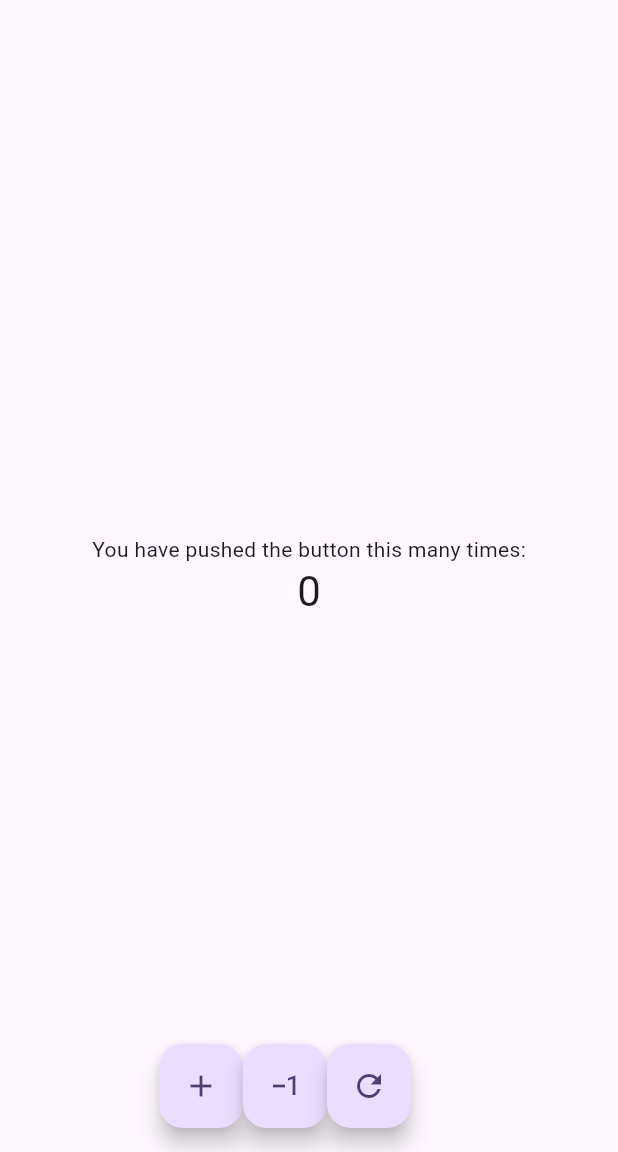
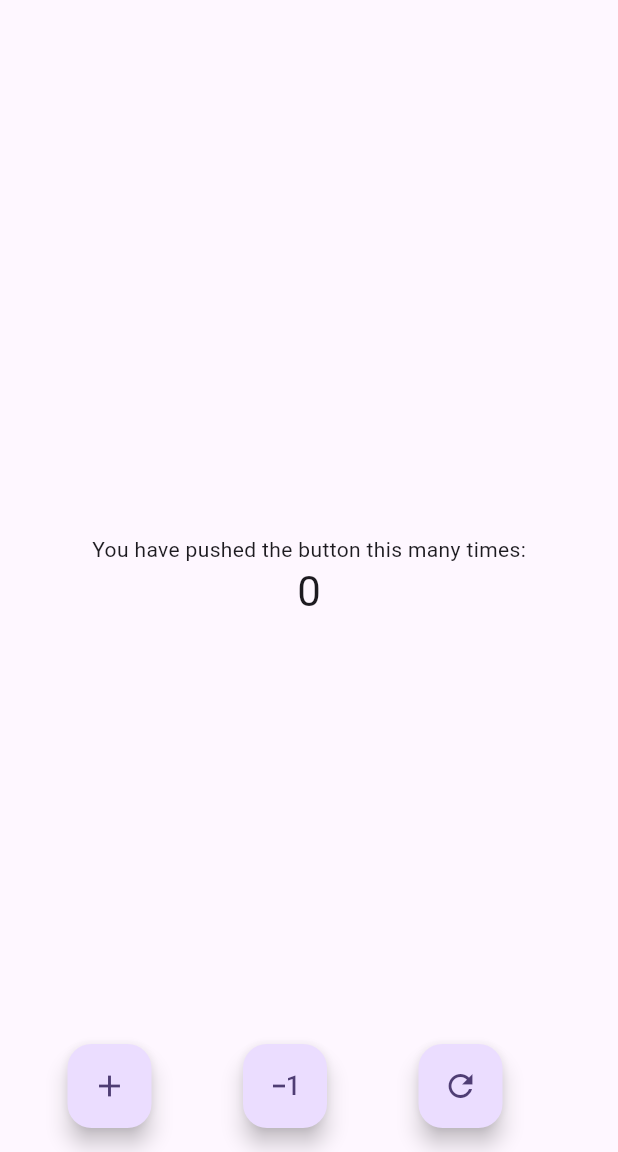
Before and after one commit to RubenAguilar/Clase, a Flutter app: the screen it shows after launch, after a tap on the "add" icon, after a tap on the "exposure minus 1" icon, after a tap on the "refresh" icon, on a phone screen of 412 x 824 dp, the part 84-1236 px from its top. Run offline on Flutter 3.47's test engine with Material 3 defaults, Android fonts, the phone set to English and light mode, and no system bars.

Commit message:
Separacion del codigo en 3

```diff
--- a/lib/main.dart
+++ b/lib/main.dart
@@ -1,144 +1,6 @@
 import 'package:flutter/material.dart';
+import 'package:flutter_application_1/screen/StatelessHomeWidget.dart';
 
 void main() {
   runApp(const MyApp());
 }
-
-class MyApp extends StatelessWidget {
-  const MyApp({super.key});
-
-  // This widget is the root of your application.
-  @override
-  Widget build(BuildContext context) {
-    return MaterialApp(
-      title: 'Flutter Demo',
-      theme: ThemeData(
-        // This is the theme of your application.
-        //
-        // TRY THIS: Try running your application with "flutter run". You'll see
-        // the application has a purple toolbar. Then, without quitting the app,
-        // try changing the seedColor in the colorScheme below to Colors.green
-        // and then invoke "hot reload" (save your changes or press the "hot
-        // reload" button in a Flutter-supported IDE, or press "r" if you used
-        // the command line to start the app).
-        //
-        // Notice that the counter didn't reset back to zero; the application
-        // state is not lost during the reload. To reset the state, use hot
-        // restart instead.
-        //
-        // This works for code too, not just values: Most code changes can be
-        // tested with just a hot reload.
-        colorScheme: ColorScheme.fromSeed(seedColor: Colors.deepPurple),
-        useMaterial3: true,
-      ),
-      home: const MyHomePage(title: 'Flutter Demo Home Page'),
-    );
-  }
-}
-
-class MyHomePage extends StatefulWidget {
-  const MyHomePage({super.key, required this.title});
-
-  // This widget is the home page of your application. It is stateful, meaning
-  // that it has a State object (defined below) that contains fields that affect
-  // how it looks.
-
-  // This class is the configuration for the state. It holds the values (in this
-  // case the title) provided by the parent (in this case the App widget) and
-  // used by the build method of the State. Fields in a Widget subclass are
-  // always marked "final".
-
-  final String title;
-
-  @override
-  State<MyHomePage> createState() => _MyHomePageState();
-}
-
-class _MyHomePageState extends State<MyHomePage> {
-  int _counter = 0;
-
-  void _incrementCounter() {
-    setState(() {
-      // This call to setState tells the Flutter framework that something has
-      // changed in this State, which causes it to rerun the build method below
-      // so that the display can reflect the updated values. If we changed
-      // _counter without calling setState(), then the build method would not be
-      // called again, and so nothing would appear to happen.
-      _counter++;
-    });
-  }
-  void _resta() {
-    setState(() {
-      _counter--;
-    });
-  }
-   void _reset() {
-    setState(() {
-      _counter = 0;
-    });
-  }
-
-
-  @override
-  Widget build(BuildContext context) {
-    // This method is rerun every time setState is called, for instance as done
-    // by the _incrementCounter method above.
-    //
-    // The Flutter framework has been optimized to make rerunning build methods
-    // fast, so that you can just rebuild anything that needs updating rather
-    // than having to individually change instances of widgets.
-    return Scaffold(
-      appBar: AppBar(
-        // TRY THIS: Try changing the color here to a specific color (to
-        // Colors.amber, perhaps?) and trigger a hot reload to see the AppBar
-        // change color while the other colors stay the same.
-        backgroundColor: Theme.of(context).colorScheme.inversePrimary,
-        // Here we take the value from the MyHomePage object that was created by
-        // the App.build method, and use it to set our appbar title.
-        title: Text(widget.title),
-      ),
-      body: Center(
-        // Center is a layout widget. It takes a single child and positions it
-        // in the middle of the parent.
-        child: Column(
-
-          mainAxisAlignment: MainAxisAlignment.center,
-          children: <Widget>[
-            const Text(
-              'You have pushed the button this many times:',
-            ),
-            Text(
-              '$_counter',
-              style: Theme.of(context).textTheme.headlineMedium,
-            ),
-
-          ],
-        ),
-      ),
-      floatingActionButton: Row(
-        mainAxisAlignment: MainAxisAlignment.center,
-        children: <Widget>[
-        FloatingActionButton(
-        onPressed: _incrementCounter,
-        tooltip: 'Increment',
-        child: const Icon(Icons.add),
-
-      ),
-      FloatingActionButton(
-        onPressed: _resta,
-        tooltip: 'Decrement',
-        child: const Icon(Icons.exposure_minus_1),
-
-      ),
-      FloatingActionButton(
-        onPressed: _reset,
-        tooltip: 'Increment',
-        child: const Icon(Icons.refresh),
-
-      )])
-
-      ,
-       // This trailing comma makes auto-formatting nicer for build methods.
-    );
-  }
-}
--- /dev/null
+++ b/lib/screen/MyHomePage.dart
@@ -0,0 +1,84 @@
+import 'package:flutter/material.dart';
+
+class MyHomePage extends StatefulWidget {
+  const MyHomePage({super.key,required this.title});
+  final String title;
+
+  @override
+  State<MyHomePage> createState() => _MyHomePageState();
+}
+
+class _MyHomePageState extends State<MyHomePage> {
+   int _counter = 0;
+  void _incrementCounter() {
+    setState(() {
+      _counter++;
+    });
+  }
+  void _resta() {
+    setState(() {
+      _counter--;
+    });
+  }
+   void _reset() {
+    setState(() {
+      _counter = 0;
+    });
+  }
+  @override
+  Widget build(BuildContext context) {
+    return Scaffold(
+      appBar: AppBar(
+        // TRY THIS: Try changing the color here to a specific color (to
+        // Colors.amber, perhaps?) and trigger a hot reload to see the AppBar
+        // change color while the other colors stay the same.
+        backgroundColor: Theme.of(context).colorScheme.inversePrimary,
+        // Here we take the value from the MyHomePage object that was created by
+        // the App.build method, and use it to set our appbar title.
+        title: Text(widget.title),
+      ),
+      body: Center(
+        // Center is a layout widget. It takes a single child and positions it
+        // in the middle of the parent.
+        child: Column(
+
+          mainAxisAlignment: MainAxisAlignment.center,
+          children: <Widget>[
+            const Text(
+              'You have pushed the button this many times:',
+            ),
+            Text(
+              '$_counter',
+              style: Theme.of(context).textTheme.headlineMedium,
+            ),
+
+          ],
+        ),
+      ),
+      floatingActionButton: Row(
+        mainAxisAlignment: MainAxisAlignment.spaceEvenly,
+        children: <Widget>[
+        FloatingActionButton(
+        onPressed: _incrementCounter,
+        tooltip: 'Increment',
+        child: const Icon(Icons.add),
+
+      ),
+      FloatingActionButton(
+        onPressed: _resta,
+        tooltip: 'Decrement',
+        child: const Icon(Icons.exposure_minus_1),
+
+      ),
+      FloatingActionButton(
+        onPressed: _reset,
+        tooltip: 'Increment',
+        child: const Icon(Icons.refresh),
+
+      )])
+
+      ,
+       // This trailing comma makes auto-formatting nicer for build methods.
+    );
+  }
+}
--- /dev/null
+++ b/lib/screen/StatelessHomeWidget.dart
@@ -0,0 +1,19 @@
+import 'package:flutter/material.dart';
+import 'package:flutter_application_1/screen/MyHomePage.dart';
+
+class MyApp extends StatelessWidget {
+  const MyApp({super.key});
+
+  // This widget is the root of your application.
+  @override
+  Widget build(BuildContext context) {
+    return MaterialApp(
+      title: 'Flutter Demo',
+      theme: ThemeData(
+        colorScheme: ColorScheme.fromSeed(seedColor: Colors.deepPurple),
+        useMaterial3: true,
+      ),
+      home: const MyHomePage(title: 'Flutter Demo Home Page'),
+    );
+  }
+}
```
Also changed, not shown: 1 other file.
